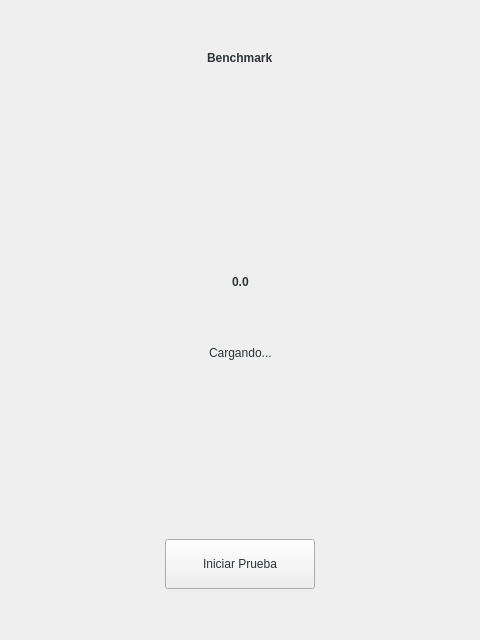
Old version of the form main_screen_widget.ui in the repository jd45p8/ML_Benchmark.
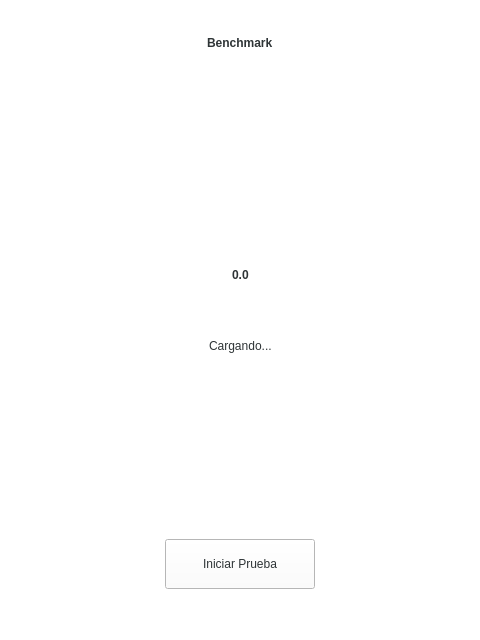
New version of the form.

Commit message: Main screen background color changed to white and updated README.md

Diff of the .ui file:
```diff
--- a/main_screen_widget.ui
+++ b/main_screen_widget.ui
@@ -14,7 +14,7 @@
    <string>Form</string>
   </property>
   <property name="styleSheet">
-   <string notr="true">alternate-background-color: rgb(255, 255, 255);</string>
+   <string notr="true">background-color: rgb(255, 255, 255);</string>
   </property>
   <layout class="QGridLayout" name="gridLayout">
    <item row="0" column="0">
@@ -30,7 +30,7 @@
        <property name="sizeHint" stdset="0">
         <size>
          <width>20</width>
-         <height>40</height>
+         <height>25</height>
         </size>
        </property>
       </spacer>
```
The commit also changes 4 other files.
